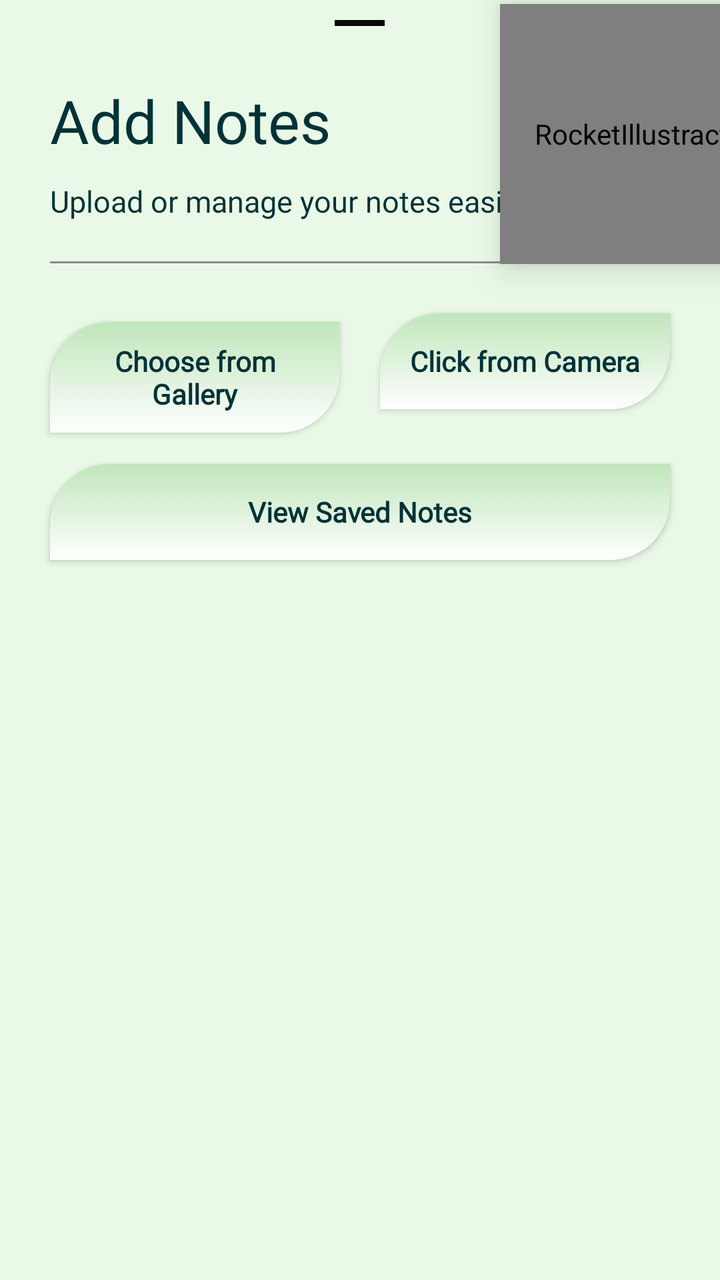
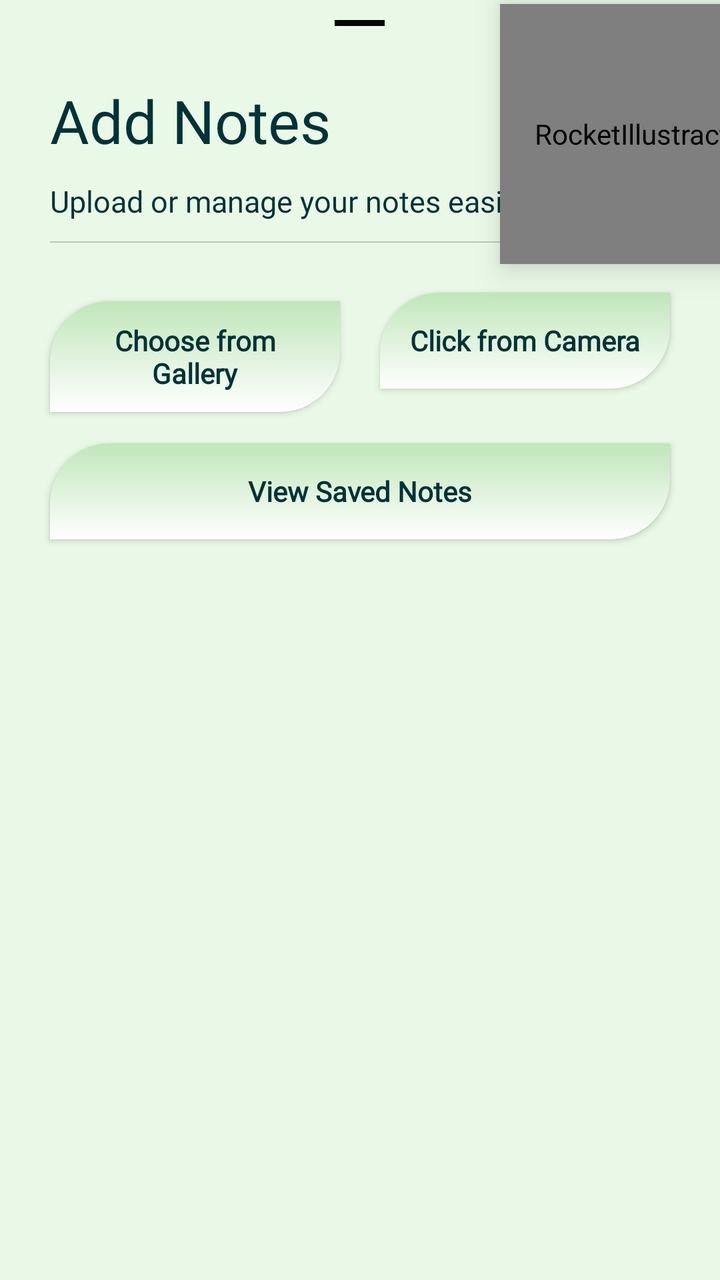

Before-and-after screenshots of an Android layout around one commit, followed by the original layout XML and the change that was made.
<!-- AndroidManifest.xml: application theme Theme.UniGo -->
<!-- res/layout/add_notes_btm.xml -->
<?xml version="1.0" encoding="utf-8"?>
<ScrollView
    xmlns:android="http://schemas.android.com/apk/res/android"
    xmlns:app="http://schemas.android.com/apk/res-auto"
    android:layout_width="match_parent"
    android:layout_height="match_parent"
    android:fillViewport="true"
    android:overScrollMode="never"
    >

    <RelativeLayout
        android:layout_width="match_parent"
        android:layout_height="wrap_content"
        android:clipChildren="false"
        android:clipToPadding="false"
        android:paddingBottom="30dp">

        
        <com.google.android.material.bottomsheet.BottomSheetDragHandleView
            android:layout_width="25dp"
            android:layout_height="3dp"
            android:layout_centerHorizontal="true"
            android:layout_marginTop="10dp"
            android:background="@color/black"
            app:shapeAppearanceOverlay="@style/ShapeAppearance.Material3.SmallComponent" />

        
        <TextView
            android:id="@+id/notesHeading"
            android:layout_width="wrap_content"
            android:layout_height="wrap_content"
            android:layout_marginStart="25dp"
            android:layout_marginTop="40dp"
            android:fontFamily="@font/lexend"
            android:text="Add Notes"
            android:textColor="@color/text_primary"
            android:textSize="30sp" />

        
        <com.airbnb.lottie.LottieAnimationView
            android:id="@+id/notesIllustration"
            android:layout_width="150dp"
            android:layout_height="130dp"
            android:layout_alignParentEnd="true"
            android:contentDescription="@string/Illustration"
            android:elevation="10dp"
            android:translationX="40dp"
            android:translationY="2dp"
            app:lottie_rawRes="@raw/notes"
            app:lottie_autoPlay="true"
            app:lottie_loop="true"/>

        
        <TextView
            android:id="@+id/notesSubheading"
            android:layout_width="wrap_content"
            android:layout_height="wrap_content"
            android:layout_below="@id/notesHeading"
            android:layout_marginStart="25dp"
            android:layout_marginTop="10dp"
            android:fontFamily="@font/lexend"
            android:text="Upload or manage your notes easily"
            android:textColor="@color/text_primary"
            android:textSize="15sp" />

        
        <View
            android:id="@+id/div1"
            android:layout_width="match_parent"
            android:layout_height="1dp"
            android:layout_below="@id/notesSubheading"
            android:layout_marginStart="25dp"
            android:layout_marginTop="20dp"
            android:layout_marginEnd="25dp"
            android:background="@color/gray" />

        
        <LinearLayout
            android:id="@+id/buttonRow"
            android:layout_width="match_parent"
            android:layout_height="wrap_content"
            android:layout_below="@id/div1"
            android:layout_marginTop="25dp"
            android:layout_marginStart="25dp"
            android:layout_marginEnd="25dp"
            android:orientation="horizontal"
            android:weightSum="2">

            <androidx.appcompat.widget.AppCompatButton
                android:id="@+id/galleryBtn"
                android:layout_width="0dp"
                android:layout_height="wrap_content"
                android:layout_weight="1"
                android:layout_marginEnd="10dp"
                android:background="@drawable/custom_btn"
                android:text="Choose from Gallery"
                android:textAllCaps="false"
                android:padding="10dp"
                android:textStyle="bold"/>

            <androidx.appcompat.widget.AppCompatButton
                android:id="@+id/cameraBtn"
                android:layout_width="0dp"
                android:layout_height="wrap_content"
                android:layout_weight="1"
                android:layout_marginStart="10dp"
                android:background="@drawable/custom_btn"
                android:text="Click from Camera"
                android:textAllCaps="false"
                android:padding="10dp"
                android:textStyle="bold"/>

        </LinearLayout>

        
        <androidx.appcompat.widget.AppCompatButton
            android:id="@+id/viewNotesBtn"
            android:layout_width="match_parent"
            android:layout_height="wrap_content"
            android:layout_below="@id/buttonRow"
            android:layout_marginTop="20dp"
            android:layout_marginStart="25dp"
            android:layout_marginEnd="25dp"
            android:background="@drawable/custom_btn"
            android:text="View Saved Notes"
            android:textAllCaps="false"
            android:textStyle="bold"
            android:padding="10dp"/>

    </RelativeLayout>

</ScrollView>
<!-- resources referenced by this layout -->
<resources>
  <color name="black">#070707</color>
  <color name="gray">#8E8989</color>
  <color name="text_primary">#013237</color>
  <!-- drawable custom_btn (drawable) -->
  <?xml version="1.0" encoding="utf-8"?>
  <selector xmlns:android="http://schemas.android.com/apk/res/android">
      <item>
          <shape android:shape="rectangle">
              <solid android:color="@color/mint_soft"/>
              <corners android:topLeftRadius="30dp"
                  android:bottomRightRadius="30dp"
                  />
              <gradient android:type="linear"
                  android:startColor="@color/white"
                  android:endColor="@color/mint_soft"
                  android:angle="90"
                  />
          </shape>
      </item>
  </selector>
  <string name="Illustration">RocketIllustraction</string>
  <style name="Theme.UniGo" parent="Theme.MaterialComponents.Light.NoActionBar">
  
          
          <item name="colorPrimary">@color/mint_primary</item>
          <item name="colorPrimaryVariant">@color/mint_dark</item>
          <item name="colorOnPrimary">@color/mint_light</item>
  
          
          <item name="android:windowBackground">@color/mint_light</item>
          <item name="colorSurface">@color/mint_soft</item>
  
          <item name="appBackground">@color/mint_light</item>
          <item name="appSurface">@color/mint_soft</item>
  
          
          <item name="android:textColorPrimary">@color/text_primary</item>
          <item name="fontFamily">@font/lexend</item>
  
          
          <item name="android:statusBarColor">@color/mint_dark</item>
          <item name="android:windowLightStatusBar">true</item>
  
      </style>
  <color name="mint_soft">#C0E6BA</color>
  <color name="white">#ffffff</color>
  <color name="mint_primary">#4CA771</color>
  <color name="mint_dark">#013237</color>
  <color name="mint_light">#EAF9E7</color>
</resources>

<!-- the commit's change to res/layout/add_notes_btm.xml (unified diff, before → after) -->
@@ -67,12 +67,12 @@
         <View
             android:id="@+id/div1"
             android:layout_width="match_parent"
-            android:layout_height="1dp"
+            android:layout_height="0.6dp"
             android:layout_below="@id/notesSubheading"
             android:layout_marginStart="25dp"
-            android:layout_marginTop="20dp"
+            android:layout_marginTop="10dp"
             android:layout_marginEnd="25dp"
-            android:background="@color/gray" />
+            android:background="@color/view" />
 
         
         <LinearLayout
<!-- resource entries referenced after the edit -->
@@ -1,8 +1,8 @@
 <!-- resources referenced by this layout -->
 <resources>
   <color name="black">#070707</color>
-  <color name="gray">#8E8989</color>
   <color name="text_primary">#013237</color>
+  <color name="view">#33000000</color>
   <!-- drawable custom_btn (drawable) -->
   <?xml version="1.0" encoding="utf-8"?>
   <selector xmlns:android="http://schemas.android.com/apk/res/android">
